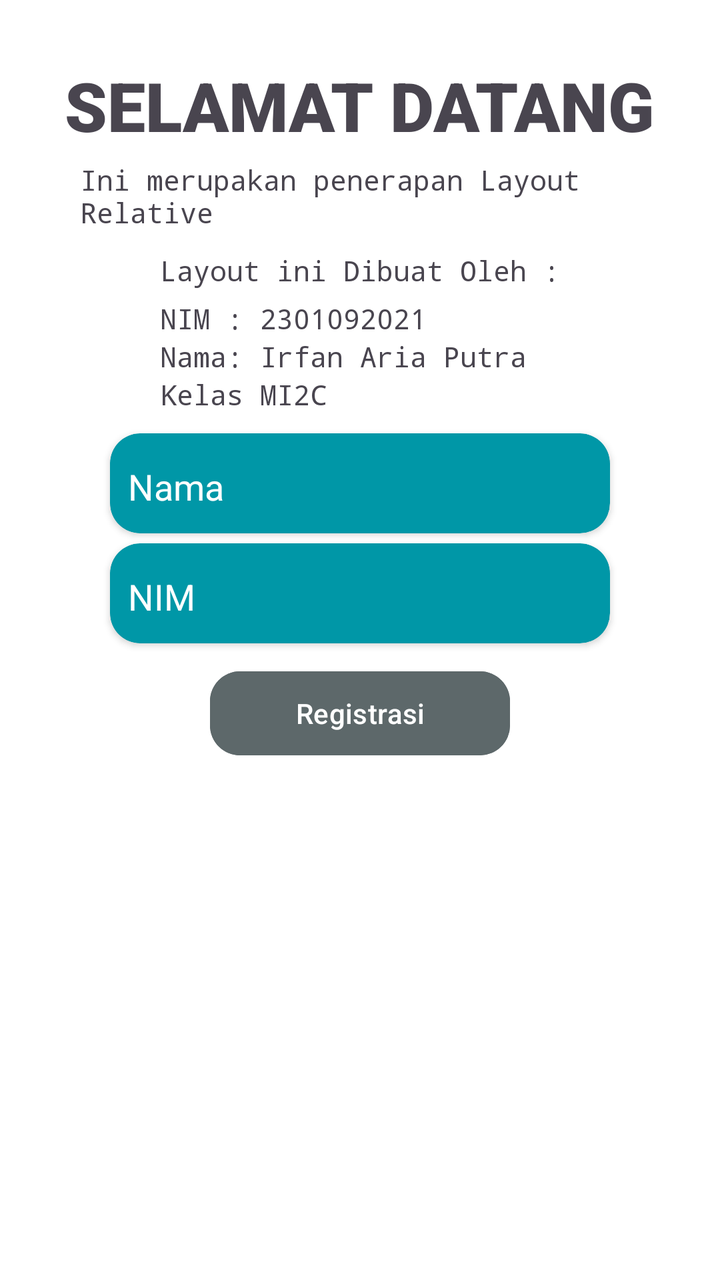
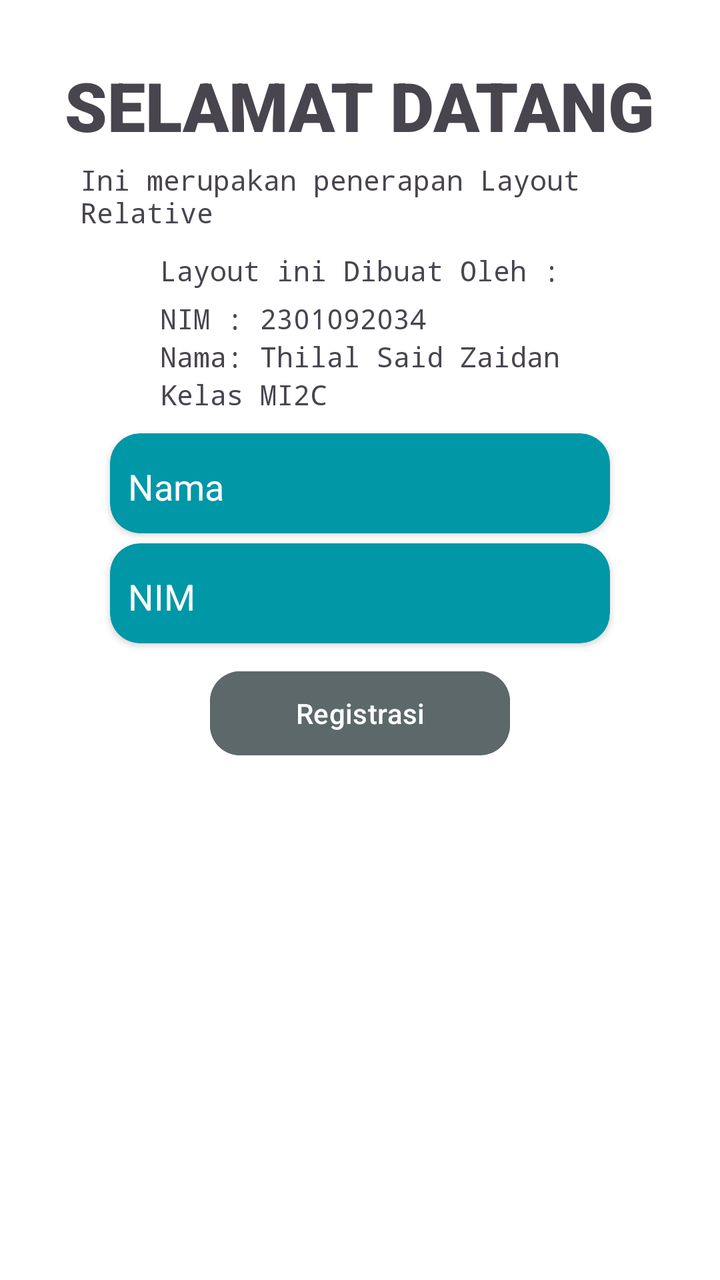

Before-and-after screenshots of an Android layout around one commit, followed by the original layout XML and the change that was made.
<!-- AndroidManifest.xml: application theme Theme.Latihan3_kotlinPMobileFannttt -->
<!-- res/layout/activity_relative.xml -->
<?xml version="1.0" encoding="utf-8"?>
<RelativeLayout xmlns:android="http://schemas.android.com/apk/res/android"
    xmlns:app="http://schemas.android.com/apk/res-auto"
    xmlns:tools="http://schemas.android.com/tools"
    android:id="@+id/main"
    android:layout_width="match_parent"
    android:layout_height="match_parent"
    android:background="#FFFFFF"
    tools:context=".RelativeActivity">

    <TextView
        android:id="@+id/textView"
        android:layout_marginTop="30dp"
        android:layout_width="wrap_content"
        android:layout_height="wrap_content"
        android:fontFamily="sans-serif-black"
        android:text="SELAMAT DATANG"
        android:textSize="34sp"
        tools:layout_editor_absoluteX="61dp"
        tools:layout_editor_absoluteY="38dp"
        android:layout_alignParentTop="true"
        android:layout_centerHorizontal="true"/>

    <TextView
        android:id="@+id/textView3"
        android:layout_width="wrap_content"
        android:layout_height="wrap_content"
        android:layout_below="@id/textView2"
        android:layout_alignParentLeft="true"
        android:layout_centerHorizontal="true"
        android:layout_marginStart="80sp"
        android:layout_marginTop="10sp"
        android:fontFamily="monospace"
        android:text="Layout ini Dibuat Oleh :"
        tools:layout_editor_absoluteX="63dp"
        tools:layout_editor_absoluteY="133dp" />

    <TextView
        android:id="@+id/textView2"
        android:layout_width="wrap_content"
        android:layout_height="wrap_content"
        android:layout_below="@id/textView"
        android:layout_centerHorizontal="true"
        android:layout_marginStart="80sp"

        android:layout_marginTop="5dp"
        android:fontFamily="monospace"
        android:text="Ini merupakan penerapan Layout Relative"
        app:layout_constraintVertical_bias="0.0"
        tools:layout_editor_absoluteX="84dp" />

    <TextView
        android:id="@+id/textView4"
        android:layout_width="wrap_content"
        android:layout_height="wrap_content"
        android:layout_below="@id/textView3"
        android:layout_alignParentLeft="true"
        android:layout_centerHorizontal="true"
        android:layout_marginStart="80sp"
        android:layout_marginTop="5dp"
        android:fontFamily="monospace"
        android:text="NIM : 2301092021"
        tools:layout_editor_absoluteX="63dp"
        tools:layout_editor_absoluteY="193dp" />

    <TextView
        android:id="@+id/textView5"
        android:layout_width="wrap_content"
        android:layout_height="wrap_content"
        android:layout_below="@id/textView4"
        android:layout_alignParentLeft="true"
        android:layout_centerHorizontal="true"
        android:layout_marginStart="80sp"
        android:fontFamily="monospace"
        android:text="Nama: Irfan Aria Putra"
        tools:layout_editor_absoluteX="63dp"
        tools:layout_editor_absoluteY="164dp" />

    <TextView
        android:id="@+id/textView6"
        android:layout_width="wrap_content"
        android:layout_height="wrap_content"
        android:layout_below="@id/textView5"
        android:layout_alignParentLeft="true"
        android:layout_centerHorizontal="true"
        android:layout_marginStart="80sp"
        android:fontFamily="monospace"
        android:text="Kelas MI2C"
        tools:layout_editor_absoluteX="61dp"
        tools:layout_editor_absoluteY="222dp" />

    <androidx.cardview.widget.CardView
        android:id="@+id/cardViewNama"
        android:layout_marginTop="10dp"
        android:layout_width="250sp"
        android:layout_height="50sp"
        android:layout_below="@id/textView6"
        android:layout_centerHorizontal="true"
        android:backgroundTint="#0097A7"
        app:cardCornerRadius="15dp"
        tools:layout_editor_absoluteX="80dp"
        tools:layout_editor_absoluteY="327dp">

        <EditText
            android:id="@+id/editTextText"
            android:layout_width="match_parent"
            android:layout_height="match_parent"
            android:layout_marginStart="5sp"
            android:backgroundTint="#0097A7"
            android:ems="10"
            android:hint="Nama"
            android:inputType="text"
            android:textColor="#FFFFFF"
            android:textColorHint="#FFFFFF" />
    </androidx.cardview.widget.CardView>

    <androidx.cardview.widget.CardView

        android:id="@+id/cardViewNIM"
        android:layout_marginTop="5dp"
        android:layout_width="250sp"
        android:layout_height="50sp"
        android:layout_below="@id/cardViewNama"
        android:layout_centerHorizontal="true"
        android:backgroundTint="#0097A7"
        app:cardCornerRadius="15dp"
        tools:layout_editor_absoluteX="80dp"
        tools:layout_editor_absoluteY="263dp">

        <EditText
            android:id="@+id/editTextText2"
            android:layout_width="match_parent"
            android:layout_height="match_parent"
            android:layout_marginStart="5sp"
            android:backgroundTint="#0097A7"
            android:ems="10"
            android:hint="NIM"
            android:inputType="text"
            android:textColor="#FFFFFF"
            android:textColorHint="#FFFFFF" />
    </androidx.cardview.widget.CardView>

    <Button
        android:id="@+id/button2"
        android:layout_width="150sp"
        android:layout_height="50sp"
        android:layout_below="@id/cardViewNIM"
        android:layout_centerHorizontal="true"
        android:layout_marginTop="10sp"
        android:backgroundTint="#5D686A"
        android:text="Registrasi"
        android:textColor="#FFFFFF"
        app:cornerRadius="15dp" />

</RelativeLayout>
<!-- resources referenced by this layout -->
<resources>
  <style name="Theme.Latihan3_kotlinPMobileFannttt" parent="Base.Theme.Latihan3_kotlinPMobileFannttt" />
  <style name="Base.Theme.Latihan3_kotlinPMobileFannttt" parent="Theme.Material3.DayNight.NoActionBar">
          
          
      </style>
</resources>

<!-- the commit's change to res/layout/activity_relative.xml (unified diff, before → after) -->
@@ -59,7 +59,7 @@
         android:layout_marginStart="80sp"
         android:layout_marginTop="5dp"
         android:fontFamily="monospace"
-        android:text="NIM : 2301092021"
+        android:text="NIM : 2301092034"
         tools:layout_editor_absoluteX="63dp"
         tools:layout_editor_absoluteY="193dp" />
 
@@ -72,7 +72,7 @@
         android:layout_centerHorizontal="true"
         android:layout_marginStart="80sp"
         android:fontFamily="monospace"
-        android:text="Nama: Irfan Aria Putra"
+        android:text="Nama: Thilal Said Zaidan"
         tools:layout_editor_absoluteX="63dp"
         tools:layout_editor_absoluteY="164dp" />
 
